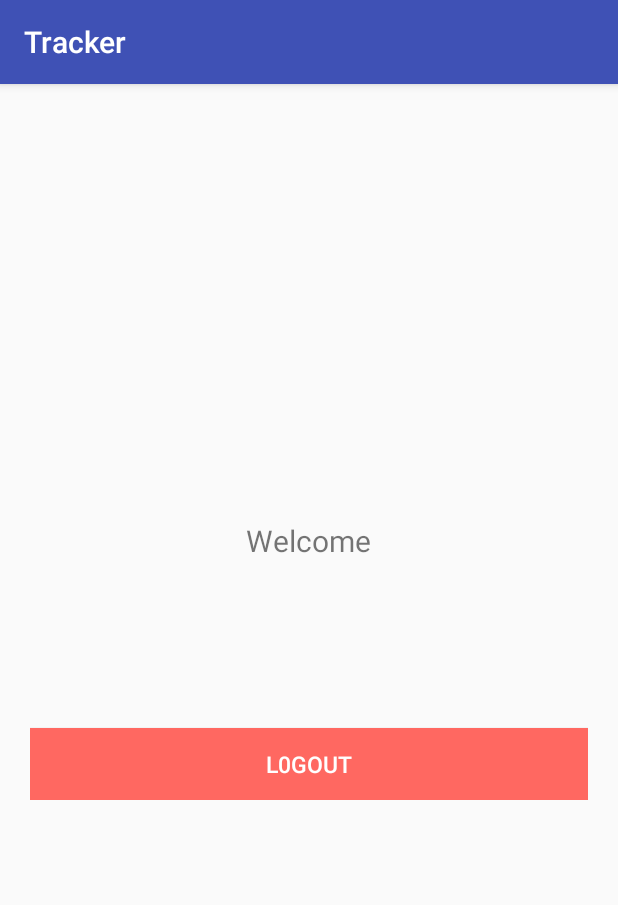
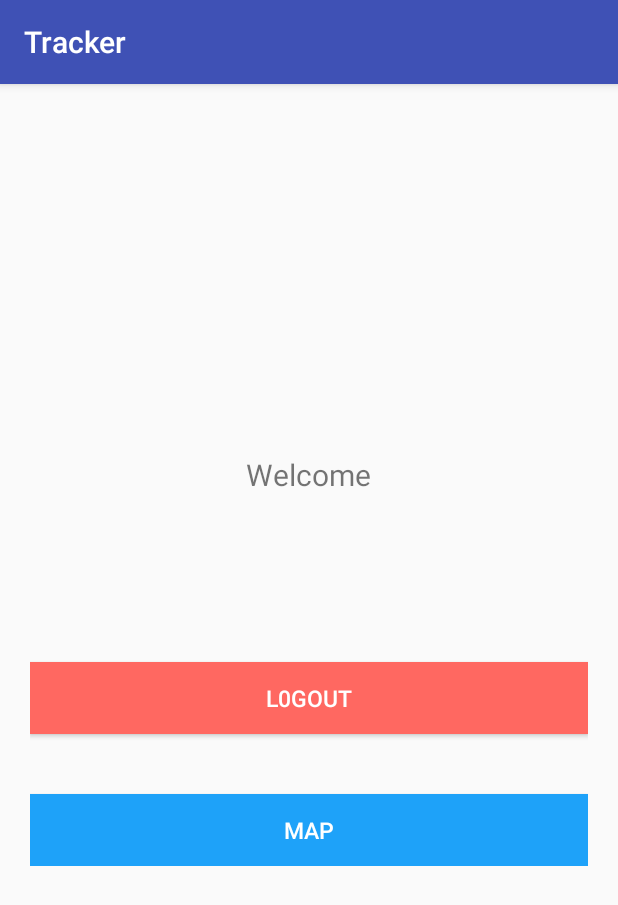
Before and after one commit to a13x95/Tracker, an Android app: the MainActivity screen opened directly, with no data from a screen before it, on a phone screen of 412 x 824 dp. Shown: the top 905 px of the screen. Run offline under Robolectric (Android 15) with nearby library versions, the phone set to English and light mode, and no system bars; 1 statement that could not run was skipped.

Commit message:
Added MapView Activity

```diff
--- a/Files/app/src/main/java/com/licenta/tracker/MainActivity.java
+++ b/Files/app/src/main/java/com/licenta/tracker/MainActivity.java
@@ -8,6 +8,7 @@ import android.widget.Button;
 import android.widget.TextView;
 
 import com.licenta.tracker.activity.LoginActivity;
+import com.licenta.tracker.activity.OSM_MapActivity;
 import com.licenta.tracker.helper.SQLiteHandler;
 import com.licenta.tracker.helper.SessionManager;
 
@@ -18,6 +19,7 @@ public class MainActivity extends AppCompatActivity {
     private TextView txtName;
     private TextView txtEmail;
     private Button btnLogout;
+    private Button btnMap;
 
     private SQLiteHandler db;
     private SessionManager session;
@@ -30,6 +32,7 @@ public class MainActivity extends AppCompatActivity {
         txtName = (TextView) findViewById(R.id.name);
         txtEmail = (TextView) findViewById(R.id.email);
         btnLogout = (Button) findViewById(R.id.btnLogout);
+        btnMap = (Button) findViewById(R.id.btnMap);
 
         //SQLite database handler
 
@@ -58,6 +61,12 @@ public class MainActivity extends AppCompatActivity {
                 logoutUser();
             }
         });
+        btnMap.setOnClickListener(new View.OnClickListener() {
+            @Override
+            public void onClick(View v) {
+                goToMap();
+            }
+        });
     }
     /*
     * Loggin out the user. Will set isLoggedIn flag to false in shared preferences and will clear data from users table
@@ -72,4 +81,11 @@ public class MainActivity extends AppCompatActivity {
         startActivity(intent);
         finish();
     }
+
+    private void goToMap(){
+        //Lunch the OSM_Map activity
+        Intent intent = new Intent(MainActivity.this, OSM_MapActivity.class);
+        startActivity(intent);
+        finish();
+    }
 }
--- a/Files/app/src/main/java/com/licenta/tracker/app/AppConfig.java
+++ b/Files/app/src/main/java/com/licenta/tracker/app/AppConfig.java
@@ -3,8 +3,8 @@ package com.licenta.tracker.app;
 public class AppConfig {
 
     // Server user login url
-    public static String URL_LOGIN = "http://fd967ec4.ngrok.io/Tracker/login.php";
+    public static String URL_LOGIN = "http://15628ad2.ngrok.io/Tracker/login.php";
 
     // Server user register url
-    public static String URL_REGISTER = "http://fd967ec4.ngrok.io/Tracker/register.php";
+    public static String URL_REGISTER = "http://15628ad2.ngrok.io/Tracker/register.php";
 }
--- a/Files/app/src/main/res/layout/activity_main.xml
+++ b/Files/app/src/main/res/layout/activity_main.xml
@@ -42,6 +42,17 @@
             android:textAllCaps="false"
             android:textColor="@color/white"
             android:textSize="15dp" />
+
+        <Button
+            android:id="@+id/btnMap"
+            android:layout_width="fill_parent"
+            android:layout_height="wrap_content"
+            android:layout_marginTop="40dip"
+            android:background="@color/btn_map_bg"
+            android:text="@string/btn_map"
+            android:textAllCaps="false"
+            android:textColor="@color/white"
+            android:textSize="15dp" />
     </LinearLayout>
 
 </RelativeLayout>
--- a/Files/app/src/main/res/values/colors.xml
+++ b/Files/app/src/main/res/values/colors.xml
@@ -18,4 +18,5 @@
     <color name="btn_login_bg">#eceef1</color>
     <color name="lbl_name">#333333</color>
     <color name="btn_logut_bg">#ff6861</color>
+    <color name="btn_map_bg">#1ea2f9</color>
 </resources>
--- a/Files/app/src/main/res/values/strings.xml
+++ b/Files/app/src/main/res/values/strings.xml
@@ -9,6 +9,7 @@
     <string name="btn_link_login">Already registered! Login.</string>
     <string name="welcome">Welcome</string>
     <string name="btn_logout">L0GOUT</string>
+    <string name="btn_map">MAP</string>
     <string name="name">Fullname</string>
 
 </resources>
```
Also changed, not shown: Files/app/src/main/AndroidManifest.xml (+6 -7 lines), Files/app/src/main/java/com/licenta/tracker/activity/OSM_MapActivity.java (added, +65 -0 lines), Files/app/src/main/res/layout/activity_osm_map.xml (added, +12 -0 lines).
